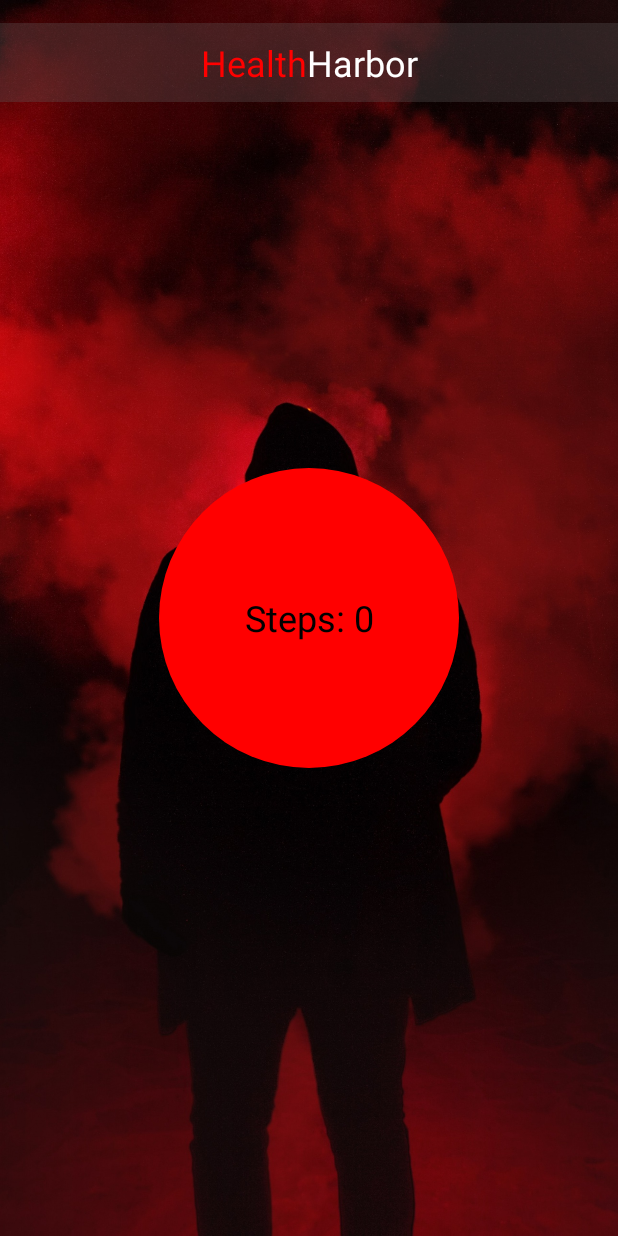
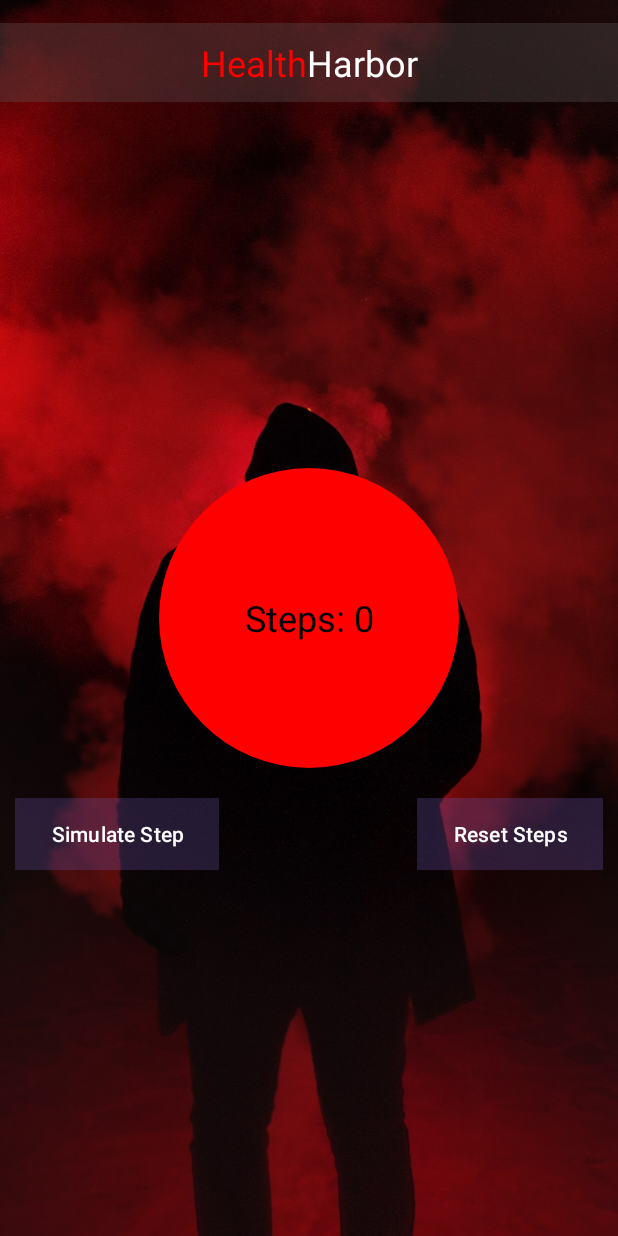
Before and after one commit to Seancully/GymApp_MSD, an Android app: the WorkoutActivity screen opened directly, with no data from a screen before it, on a phone screen of 412 x 824 dp. Run offline under Robolectric (Android 15) with nearby library versions, the phone set to English and light mode, and no system bars.

Commit message:
Steps done with new buttons + testing

```diff
--- a/app/src/main/java/com/example/gymapp_msd/MainActivity.java
+++ b/app/src/main/java/com/example/gymapp_msd/MainActivity.java
@@ -6,7 +6,9 @@ import androidx.constraintlayout.widget.ConstraintLayout;
 
 import android.animation.ArgbEvaluator;
 import android.animation.ValueAnimator;
+import android.content.Context;
 import android.content.Intent;
+import android.content.SharedPreferences;
 import android.graphics.Color;
 import android.graphics.drawable.GradientDrawable;
 import android.os.Bundle;
--- a/app/src/main/java/com/example/gymapp_msd/WorkoutActivity.java
+++ b/app/src/main/java/com/example/gymapp_msd/WorkoutActivity.java
@@ -3,12 +3,15 @@ package com.example.gymapp_msd;
 import androidx.appcompat.app.AppCompatActivity;
 
 import android.content.Context;
+import android.content.SharedPreferences;
 import android.graphics.Color;
 import android.os.Bundle;
 import android.text.SpannableString;
 import android.text.Spanned;
 import android.text.style.ForegroundColorSpan;
 import android.view.MenuItem;
+import android.view.View;
+import android.widget.Button;
 import android.widget.TextView;
 import android.hardware.Sensor;
 import android.hardware.SensorEvent;
@@ -30,6 +33,9 @@ public class WorkoutActivity extends AppCompatActivity implements SensorEventLis
 
         tvStepCount = findViewById(R.id.tvStepCount);
 
+        Button btnIncrementStep = findViewById(R.id.btnIncrementStep);
+        Button btnResetStep = findViewById(R.id.btnResetStep);
+
         // Setting up the title with SpannableString for color formatting
         TextView title = findViewById(R.id.titleHealthHarbor);
         String text = "HealthHarbor";
@@ -47,6 +53,24 @@ public class WorkoutActivity extends AppCompatActivity implements SensorEventLis
         } else {
             // Handle the absence of a step counter sensor
         }
+
+        btnIncrementStep.setOnClickListener(new View.OnClickListener() {
+            @Override
+            public void onClick(View v) {
+                stepCount++;
+                tvStepCount.setText("Steps: " + stepCount);
+            }
+        });
+
+        btnResetStep.setOnClickListener(new View.OnClickListener() {
+            @Override
+            public void onClick(View v) {
+                stepCount = 0;
+                initialStepCount = -1; // Resetting the initial step count
+                tvStepCount.setText("Steps: " + stepCount);
+            }
+        });
+
     }
 
     @Override
--- a/app/src/main/res/layout/activity_workout.xml
+++ b/app/src/main/res/layout/activity_workout.xml
@@ -43,5 +43,28 @@
         app:layout_constraintStart_toStartOf="parent"
         app:layout_constraintTop_toTopOf="parent"/>
 
+    <Button
+        android:id="@+id/btnIncrementStep"
+        android:layout_width="wrap_content"
+        android:layout_height="wrap_content"
+        android:layout_marginStart="10dp"
+        android:layout_marginTop="20dp"
+        android:background="#4DFFFFFF"
+        android:text="Simulate Step"
+        app:layout_constraintStart_toStartOf="parent"
+        app:layout_constraintTop_toBottomOf="@id/tvStepCount" />
+
+    <Button
+        android:id="@+id/btnResetStep"
+        android:layout_width="wrap_content"
+        android:layout_height="wrap_content"
+        android:layout_marginTop="20dp"
+        android:layout_marginEnd="10dp"
+        android:background="#51FFFFFF"
+        android:text="Reset Steps"
+        app:layout_constraintEnd_toEndOf="parent"
+        app:layout_constraintTop_toBottomOf="@id/tvStepCount" />
+
+
 
 </androidx.constraintlayout.widget.ConstraintLayout>
```
